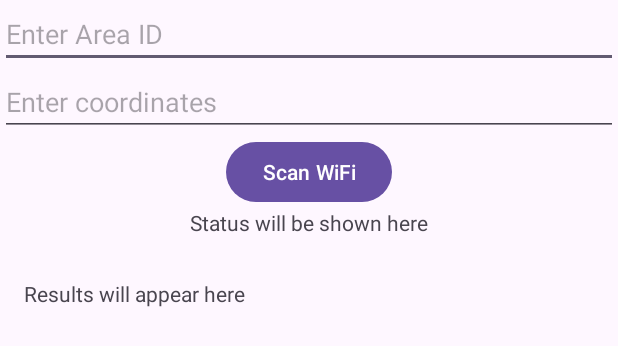
After one commit to caterinabruchi9/MSSS-Project, an Android app: the layout activity_scan.xml on its own in the app's theme, with its tools: preview values and no code run, on a phone screen of 412 x 824 dp. The commit adds this screen. Shown: the top 346 px of the screen. Run offline under Robolectric (Android 15) with nearby library versions, the phone set to English and light mode, and no system bars.

Commit message:
scan activity

```diff
--- /dev/null
+++ b/Fingerprinting Application/app/src/main/res/layout/activity_scan.xml
@@ -0,0 +1,78 @@
+<?xml version="1.0" encoding="utf-8"?>
+<androidx.constraintlayout.widget.ConstraintLayout xmlns:android="http://schemas.android.com/apk/res/android"
+    xmlns:app="http://schemas.android.com/apk/res-auto"
+    xmlns:tools="http://schemas.android.com/tools"
+    android:id="@+id/main"
+    android:layout_width="match_parent"
+    android:layout_height="match_parent"
+    tools:context=".ScanActivity">
+
+    <EditText
+        android:id="@+id/editTextIdArea"
+        android:layout_width="0dp"
+        android:layout_height="wrap_content"
+        android:hint="Enter Area ID"
+        app:layout_constraintTop_toTopOf="parent"
+        app:layout_constraintStart_toStartOf="parent"
+        app:layout_constraintEnd_toEndOf="parent"
+        app:layout_constraintHorizontal_bias="0.5"
+        app:layout_constraintVertical_bias="0.1" />
+
+    <EditText
+        android:id="@+id/editTextCoordinates"
+        android:layout_width="0dp"
+        android:layout_height="wrap_content"
+        android:hint="Enter coordinates"
+        app:layout_constraintTop_toBottomOf="@id/editTextIdArea"
+        app:layout_constraintStart_toStartOf="parent"
+        app:layout_constraintEnd_toEndOf="parent"
+        app:layout_constraintHorizontal_bias="0.5"
+        app:layout_constraintVertical_bias="0.1" />
+
+    <Button
+        android:id="@+id/buttonScan"
+        android:layout_width="wrap_content"
+        android:layout_height="wrap_content"
+        android:text="Scan WiFi"
+        app:layout_constraintTop_toBottomOf="@id/editTextCoordinates"
+        app:layout_constraintStart_toStartOf="parent"
+        app:layout_constraintEnd_toEndOf="parent"
+        app:layout_constraintHorizontal_bias="0.5"
+        app:layout_constraintVertical_bias="0.1" />
+
+    <TextView
+        android:id="@+id/textViewStatus"
+        android:layout_width="wrap_content"
+        android:layout_height="wrap_content"
+        android:text="Status will be shown here"
+        app:layout_constraintTop_toBottomOf="@id/buttonScan"
+        app:layout_constraintStart_toStartOf="parent"
+        app:layout_constraintEnd_toEndOf="parent"
+        app:layout_constraintHorizontal_bias="0.5"
+        app:layout_constraintVertical_bias="0.1"/>
+
+    <ScrollView
+        android:layout_width="wrap_content"
+        android:layout_height="wrap_content"
+        android:layout_marginTop="12dp"
+        android:fillViewport="true"
+        app:layout_constraintTop_toBottomOf="@id/textViewStatus"
+        tools:ignore="MissingConstraints"
+        tools:layout_editor_absoluteX="115dp">
+
+        <TextView
+            android:id="@+id/textViewResults"
+            android:layout_width="wrap_content"
+            android:layout_height="wrap_content"
+            android:padding="16dp"
+            android:text="Results will appear here"
+            android:textAlignment="center"
+            app:layout_constraintBottom_toBottomOf="parent"
+            app:layout_constraintEnd_toEndOf="parent"
+            app:layout_constraintStart_toStartOf="parent"
+            app:layout_constraintTop_toBottomOf="@id/buttonScan"
+            app:layout_constraintVertical_bias="0.05" />
+    </ScrollView>
+
+
+</androidx.constraintlayout.widget.ConstraintLayout>
```
Also changed, not shown: Fingerprinting Application/app/src/main/java/it/unipi/dii/fingerprintingapplication/MainActivity.kt (+13 -88 lines), Fingerprinting Application/app/src/main/java/it/unipi/dii/fingerprintingapplication/ScanActivity.kt (added, +103 -0 lines), Fingerprinting Application/app/src/main/res/layout/activity_main.xml (+29 -63 lines).
